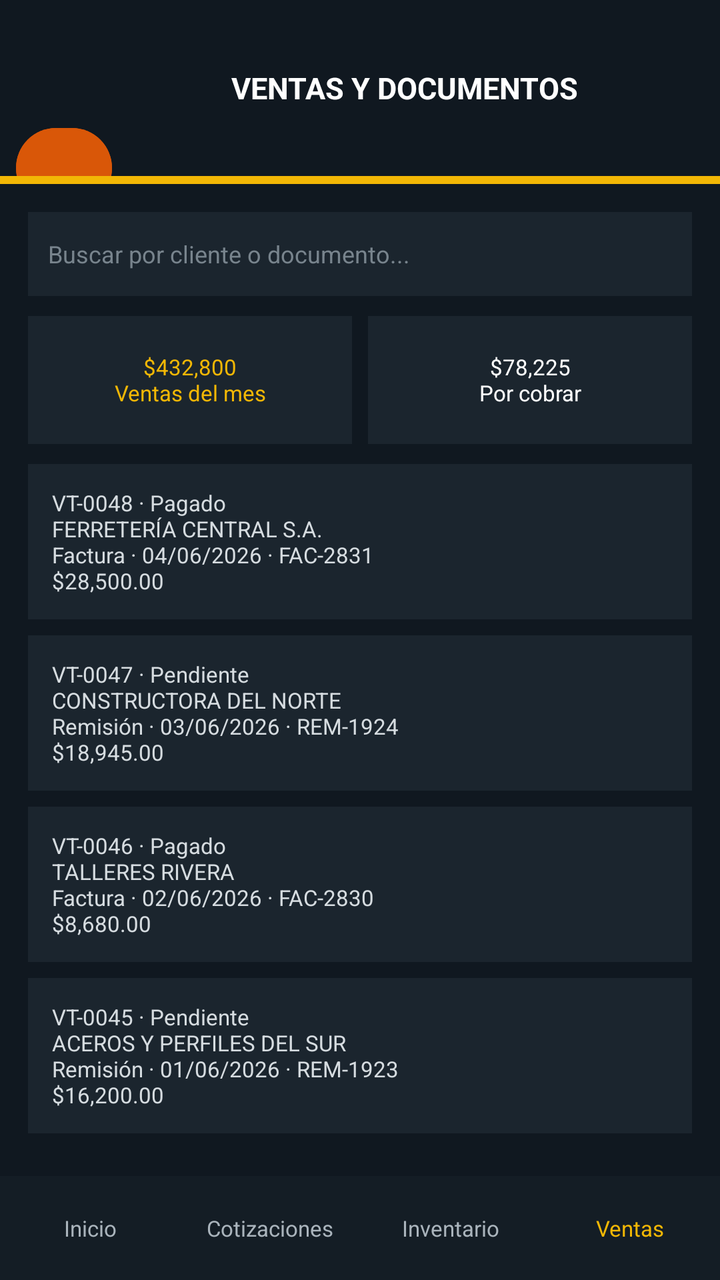
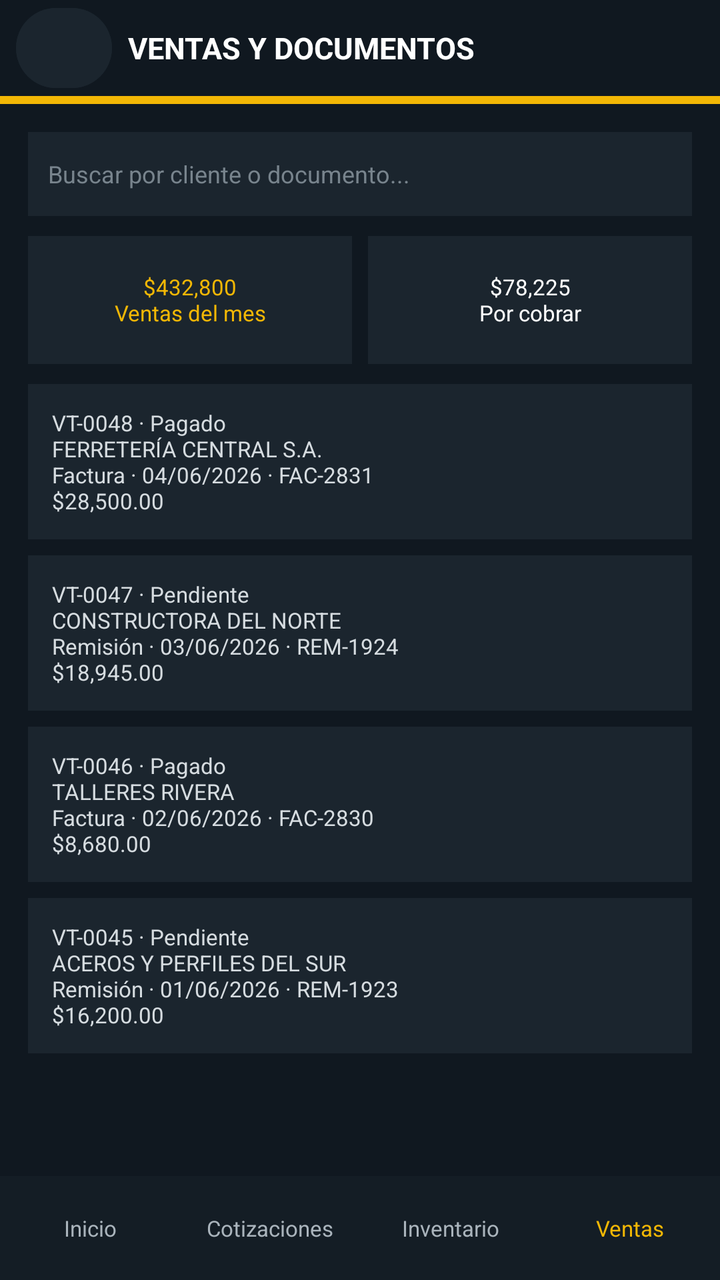

Screens rendered from an Android XML layout before and after an edit, with the pre-edit source and the edit as a unified diff.
<!-- AndroidManifest.xml: application theme Theme.Aceroswecorp -->
<!-- res/layout/activity_ventas_documentos.xml -->
<?xml version="1.0" encoding="utf-8"?>
<LinearLayout xmlns:android="http://schemas.android.com/apk/res/android"
    android:id="@+id/screen_root"
    android:layout_width="match_parent"
    android:layout_height="match_parent"
    android:background="#101820"
    android:orientation="vertical">

    <LinearLayout
        android:layout_width="match_parent"
        android:layout_height="wrap_content"
        android:gravity="center_vertical"
        android:orientation="horizontal"
        android:paddingStart="8dp"
        android:paddingEnd="12dp">

        <Button
            android:id="@+id/screen_back"
            android:layout_width="48dp"
            android:layout_height="48dp"
            android:backgroundTint="#D95708"
            android:contentDescription="@string/back"
            android:layout_marginTop="40dp"
            android:text="@string/back_arrow"
            android:textColor="#FFFFFF"
            android:textSize="24sp" />

        <TextView
            android:layout_width="0dp"
            android:layout_height="wrap_content"
            android:layout_weight="1"
            android:gravity="center"
            android:text="VENTAS Y DOCUMENTOS"
            android:textColor="#FFFFFF"
            android:textSize="15sp"
            android:textStyle="bold" />
    </LinearLayout>

    <TextView android:layout_width="match_parent" android:layout_height="4dp" android:background="#F2B705" />

    <ScrollView
        android:layout_width="match_parent"
        android:layout_height="0dp"
        android:layout_weight="1">

        <LinearLayout
            android:layout_width="match_parent"
            android:layout_height="wrap_content"
            android:orientation="vertical"
            android:padding="14dp">

            <EditText android:layout_width="match_parent" android:layout_height="42dp" android:background="#1B252E" android:hint="Buscar por cliente o documento..." android:padding="10dp" android:textColor="#FFFFFF" android:textColorHint="#78848D" android:textSize="12sp" />
            <LinearLayout android:layout_width="match_parent" android:layout_height="64dp" android:layout_marginTop="10dp" android:orientation="horizontal">
                <TextView android:layout_width="0dp" android:layout_height="match_parent" android:layout_marginEnd="4dp" android:layout_weight="1" android:background="#1B252E" android:gravity="center" android:text="$432,800&#10;Ventas del mes" android:textColor="#F2B705" android:textSize="11sp" />
                <TextView android:layout_width="0dp" android:layout_height="match_parent" android:layout_marginStart="4dp" android:layout_weight="1" android:background="#1B252E" android:gravity="center" android:text="$78,225&#10;Por cobrar" android:textColor="#FFFFFF" android:textSize="11sp" />
            </LinearLayout>

            <TextView android:layout_width="match_parent" android:layout_height="wrap_content" android:layout_marginTop="10dp" android:background="#1B252E" android:padding="12dp" android:text="VT-0048 · Pagado&#10;FERRETERÍA CENTRAL S.A.&#10;Factura · 04/06/2026 · FAC-2831&#10;$28,500.00" android:textColor="#D6DCE0" android:textSize="11sp" />
            <TextView android:layout_width="match_parent" android:layout_height="wrap_content" android:layout_marginTop="8dp" android:background="#1B252E" android:padding="12dp" android:text="VT-0047 · Pendiente&#10;CONSTRUCTORA DEL NORTE&#10;Remisión · 03/06/2026 · REM-1924&#10;$18,945.00" android:textColor="#D6DCE0" android:textSize="11sp" />
            <TextView android:layout_width="match_parent" android:layout_height="wrap_content" android:layout_marginTop="8dp" android:background="#1B252E" android:padding="12dp" android:text="VT-0046 · Pagado&#10;TALLERES RIVERA&#10;Factura · 02/06/2026 · FAC-2830&#10;$8,680.00" android:textColor="#D6DCE0" android:textSize="11sp" />
            <TextView android:layout_width="match_parent" android:layout_height="wrap_content" android:layout_marginTop="8dp" android:background="#1B252E" android:padding="12dp" android:text="VT-0045 · Pendiente&#10;ACEROS Y PERFILES DEL SUR&#10;Remisión · 01/06/2026 · REM-1923&#10;$16,200.00" android:textColor="#D6DCE0" android:textSize="11sp" />
        </LinearLayout>
    </ScrollView>

    <LinearLayout android:layout_width="match_parent" android:layout_height="52dp" android:background="#141D25" android:gravity="center" android:orientation="horizontal">
        <TextView android:id="@+id/nav_inicio" android:layout_width="0dp" android:layout_height="match_parent" android:layout_weight="1" android:gravity="center" android:text="Inicio" android:textColor="#AAB4BC" android:textSize="11sp" />
        <TextView android:id="@+id/nav_cotizaciones" android:layout_width="0dp" android:layout_height="match_parent" android:layout_weight="1" android:gravity="center" android:text="Cotizaciones" android:textColor="#AAB4BC" android:textSize="11sp" />
        <TextView android:id="@+id/nav_inventario" android:layout_width="0dp" android:layout_height="match_parent" android:layout_weight="1" android:gravity="center" android:text="Inventario" android:textColor="#AAB4BC" android:textSize="11sp" />
        <TextView android:id="@+id/nav_ventas" android:layout_width="0dp" android:layout_height="match_parent" android:layout_weight="1" android:gravity="center" android:text="Ventas" android:textColor="#F2B705" android:textSize="11sp" />
    </LinearLayout>
</LinearLayout>
<!-- resources referenced by this layout -->
<resources>
  <string name="back">Volver</string>
  <string name="back_arrow">‹</string>
  <style name="Theme.Aceroswecorp" parent="Base.Theme.Aceroswecorp" />
  <style name="Base.Theme.Aceroswecorp" parent="Theme.Material3.DayNight.NoActionBar">
          
          
      </style>
</resources>

<!-- the commit's change to res/layout/activity_ventas_documentos.xml (unified diff, before → after) -->
@@ -18,9 +18,8 @@
             android:id="@+id/screen_back"
             android:layout_width="48dp"
             android:layout_height="48dp"
-            android:backgroundTint="#D95708"
+            android:backgroundTint="#1B252E"
             android:contentDescription="@string/back"
-            android:layout_marginTop="40dp"
             android:text="@string/back_arrow"
             android:textColor="#FFFFFF"
             android:textSize="24sp" />
@@ -29,7 +28,8 @@
             android:layout_width="0dp"
             android:layout_height="wrap_content"
             android:layout_weight="1"
-            android:gravity="center"
+            android:layout_marginStart="8dp"
+            android:gravity="start|center_vertical"
             android:text="VENTAS Y DOCUMENTOS"
             android:textColor="#FFFFFF"
             android:textSize="15sp"
